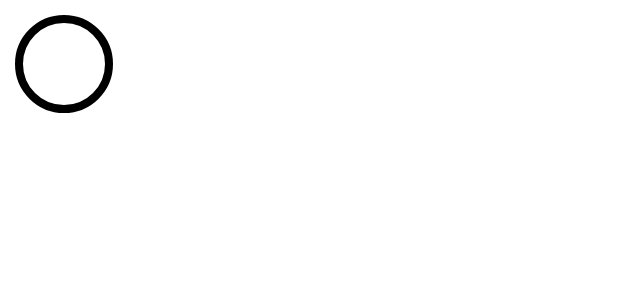
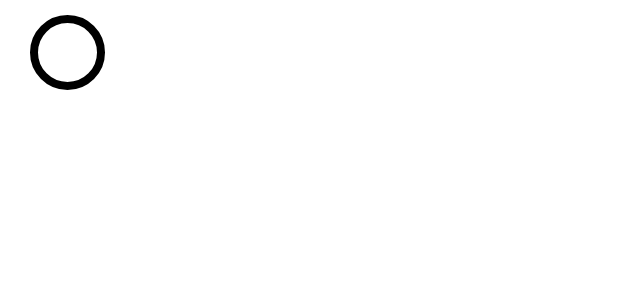
Before and after one commit to Mo-og/Module1MP, an Android app: the layout element.xml on its own in the app's theme, with its tools: preview values and no code run, on a phone screen of 412 x 824 dp. Shown: the top 300 px of the screen. Run offline under Robolectric (Android 15) with nearby library versions, the light colour scheme and no system bars.

Commit message:
Changed category text positioning

```diff
--- a/app/src/main/res/layout/element.xml
+++ b/app/src/main/res/layout/element.xml
@@ -2,25 +2,24 @@
 <RelativeLayout
     xmlns:android="http://schemas.android.com/apk/res/android"
     xmlns:app="http://schemas.android.com/apk/res-auto"
-    android:layout_width="65dp"
-    android:layout_height="65dp"
+    android:layout_width="70dp"
+    android:layout_height="70dp"
     android:layout_margin="10dp">
 
     <ImageView
         android:id="@+id/background"
-        android:layout_width="match_parent"
-        android:layout_height="match_parent"
-        android:src="@drawable/number_background" />
+        android:layout_width="50dp"
+        android:layout_height="50dp"
+        android:src="@drawable/number_background"
+        android:layout_marginLeft="10dp"/>
 
     <TextView
         android:id="@+id/number_value"
         android:layout_width="match_parent"
         android:layout_height="match_parent"
-        android:gravity="center"
-        android:textSize="36sp"
+        android:gravity="bottom|center_horizontal"
+        android:textSize="16sp"
         android:translationZ="1dp"
-        app:layout_constraintBottom_toBottomOf="parent"
-        app:layout_constraintEnd_toEndOf="parent"
-        app:layout_constraintStart_toStartOf="parent"
-        app:layout_constraintTop_toTopOf="parent" />
+        android:translationY="3dp"
+        />
 </RelativeLayout>
```
